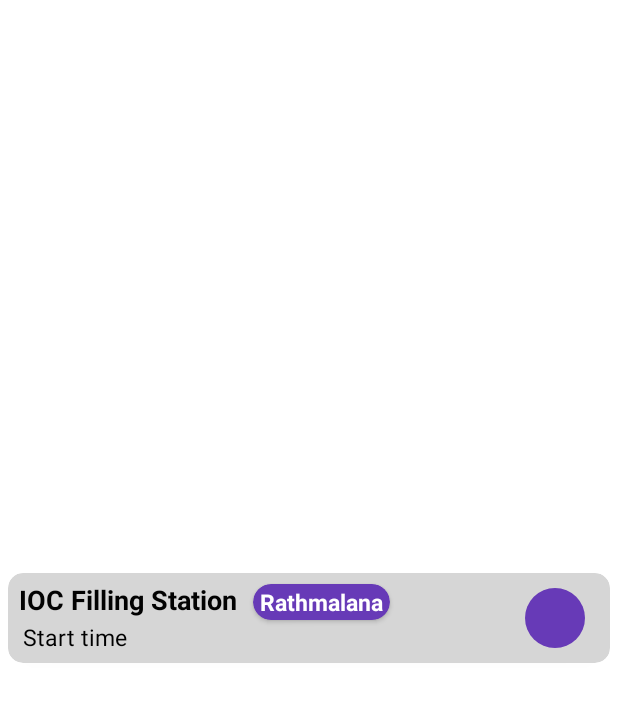
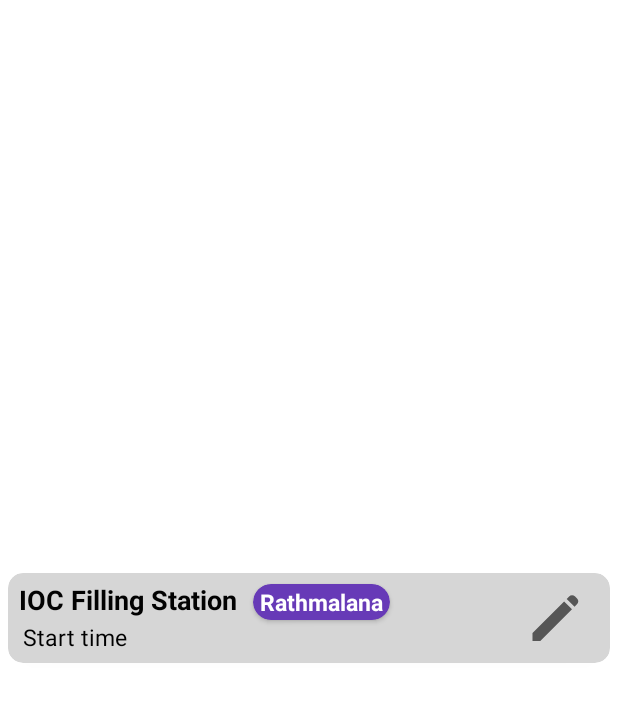
Before and after one commit to AnawaratneMANA/fuel-queue-app-client, an Android app: the layout shed_list_raw_view_v2.xml on its own in the app's theme, with its tools: preview values and no code run, on a phone screen of 412 x 824 dp. Shown: the top 702 px of the screen. Run offline under Robolectric (Android 15) with nearby library versions, the phone set to English and light mode, and no system bars.

Commit message:
Add Fuel Station update icon

```diff
--- a/app/src/main/res/drawable-v24/edit_48px.xml
+++ b/app/src/main/res/drawable-v24/edit_48px.xml
@@ -0,0 +1,10 @@
+<vector xmlns:android="http://schemas.android.com/apk/res/android"
+    android:width="48dp"
+    android:height="48dp"
+    android:viewportWidth="48"
+    android:viewportHeight="48"
+    android:tint="?attr/colorControlNormal">
+  <path
+      android:fillColor="@android:color/white"
+      android:pathData="M39.65,14.95 L33.35,8.7 35.3,6.7Q36.25,5.75 37.625,5.75Q39,5.75 40.1,6.75L41.65,8.3Q42.75,9.35 42.625,10.725Q42.5,12.1 41.55,13.05ZM37.6,17 L12.25,42.35H6V36.05L31.3,10.8Z"/>
+</vector>
--- a/app/src/main/res/layout/shed_list_raw_view_v2.xml
+++ b/app/src/main/res/layout/shed_list_raw_view_v2.xml
@@ -71,7 +71,7 @@
                 android:layout_width="40dp"
                 android:layout_height="40dp"
                 android:layout_marginTop="10dp"
-                android:background="@drawable/circle" />
+                android:background="@drawable/edit_48px" />
         </LinearLayout>
         <TextView
             android:id="@+id/numberOfVehicles"
```
